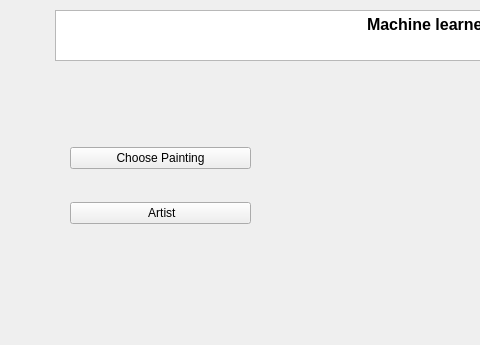
This is erste_GUI/window11.ui in Atomhaster/WBS_GroupProject as Qt 5 draws it before an edit; both pictures show x 0 to 480 and y 0 to 345 of the 1101 by 750 pixel window. The edited form follows.
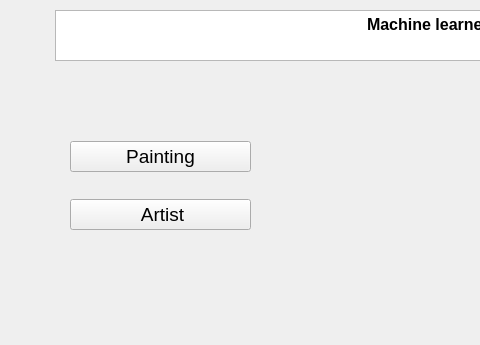
This is the edited form. Icons and pictures are not drawn.

Patch:
```diff
--- a/erste_GUI/window11.ui
+++ b/erste_GUI/window11.ui
@@ -46,8 +46,13 @@
     <layout class="QVBoxLayout" name="verticalLayout">
      <item>
       <widget class="QPushButton" name="painting">
+       <property name="font">
+        <font>
+         <pointsize>14</pointsize>
+        </font>
+       </property>
        <property name="text">
-        <string>Choose Painting</string>
+        <string>Painting</string>
        </property>
        <property name="checkable">,
         <bool>false</bool>
@@ -56,6 +61,11 @@
      </item>
      <item>
       <widget class="QPushButton" name="artist">
+       <property name="font">
+        <font>
+         <pointsize>14</pointsize>
+        </font>
+       </property>
        <property name="text">
         <string> Artist</string>
        </property>
```
Left out of the diff: 2 changed lines with no effect on the pictures.
